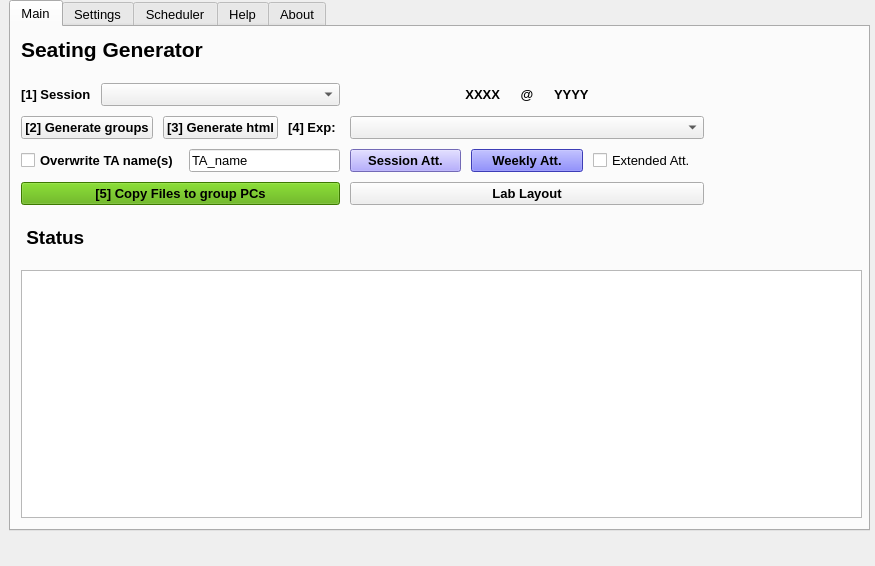
Before: the Qt Designer form assets/YorkULabSeating_new.ui in tdgskinner/yorku-phys-lab-seating, drawn with Qt 5.
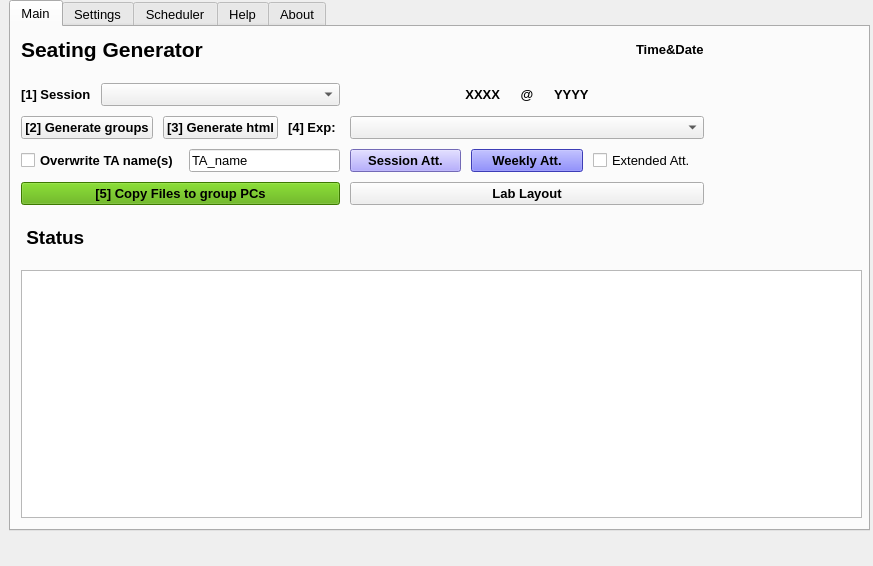
After: the same form once the commit is applied. The open tabs and pages were chosen to show the change.

Commit message: fixing save button issue and adding time

What changed in the file:
```diff
--- a/assets/YorkULabSeating_new.ui
+++ b/assets/YorkULabSeating_new.ui
@@ -6,7 +6,7 @@
    <rect>
     <x>0</x>
     <y>0</y>
-    <width>875</width>
+    <width>873</width>
     <height>566</height>
    </rect>
   </property>
@@ -65,7 +65,9 @@
          <item>
           <layout class="QVBoxLayout" name="verticalLayout_28">
            <item>
-            <widget class="QLabel" name="label_5">
+            <layout class="QHBoxLayout" name="horizontalLayout_6">
+             <item>
+              <widget class="QLabel" name="label_8">
              <property name="sizePolicy">
               <sizepolicy hsizetype="Preferred" vsizetype="Fixed">
                <horstretch>0</horstretch>
@@ -85,6 +87,34 @@
             </widget>
            </item>
            <item>
+              <spacer name="horizontalSpacer_3">
+               <property name="orientation">
+                <enum>Qt::Horizontal</enum>
+               </property>
+               <property name="sizeHint" stdset="0">
+                <size>
+                 <width>40</width>
+                 <height>20</height>
+                </size>
+               </property>
+              </spacer>
+             </item>
+             <item>
+              <widget class="QLabel" name="label_time">
+               <property name="font">
+                <font>
+                 <weight>75</weight>
+                 <bold>true</bold>
+                </font>
+               </property>
+               <property name="text">
+                <string>Time&amp;Date</string>
+               </property>
+              </widget>
+             </item>
+            </layout>
+           </item>
+           <item>
             <layout class="QHBoxLayout" name="horizontalLayout_13" stretch="2,3">
              <property name="spacing">
               <number>10</number>
```
Left out of the diff: 50 changed lines with no effect on the pictures. Lines whose indentation alone changed are shown as unchanged. The commit also changes 4 other files.
